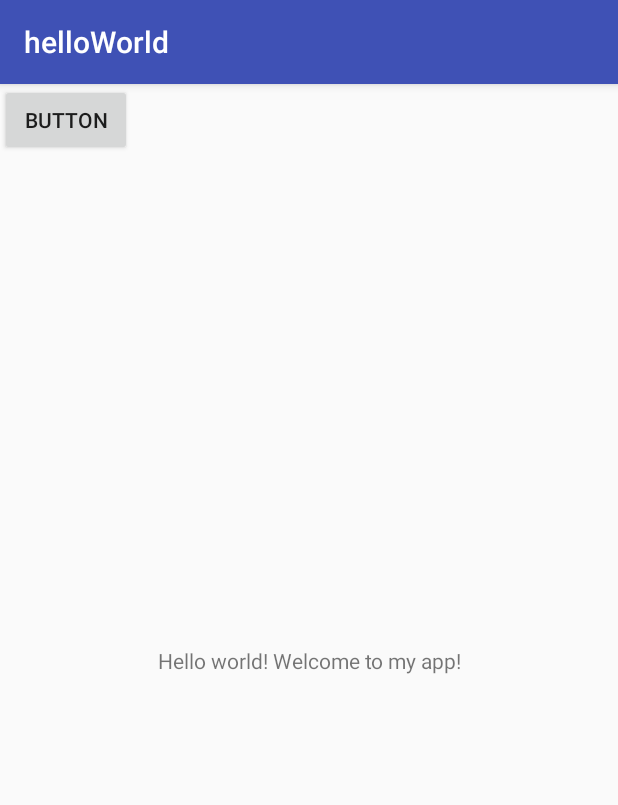
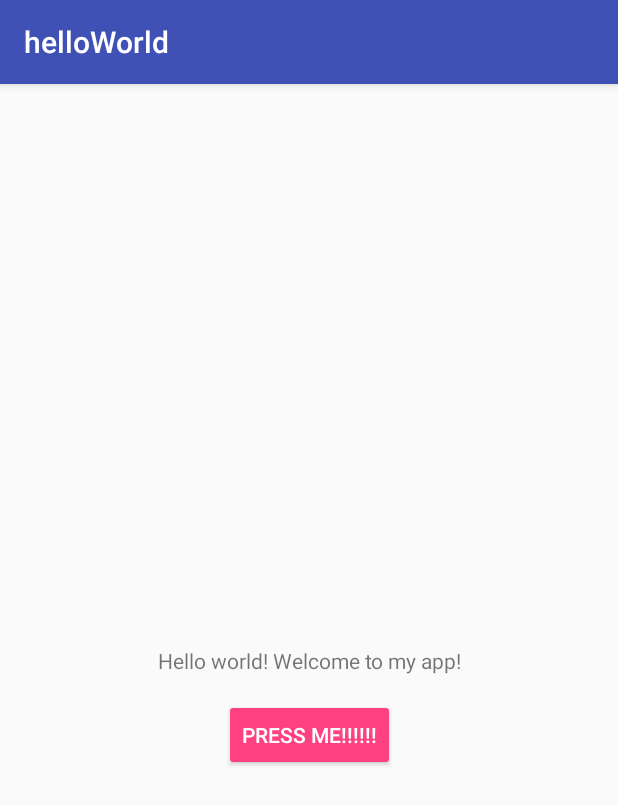
Before and after one commit to leebirdae/helloWorld, an Android app: the screen it shows after launch (MainActivity), on a phone screen of 412 x 824 dp. Shown: the top 805 px of the screen. Run offline under Robolectric (Android 15) with nearby library versions, the phone set to English and light mode, and no system bars.

```diff
--- a/app/src/main/java/com/example/hw/helloworld/secondActivity.java
+++ b/app/src/main/java/com/example/hw/helloworld/secondActivity.java
@@ -20,7 +20,7 @@ public class secondActivity extends AppCompatActivity {
         fab.setOnClickListener(new View.OnClickListener() {
             @Override
             public void onClick(View view) {
-                Snackbar.make(view, "Replace with your own action", Snackbar.LENGTH_LONG)
+                Snackbar.make(view, getString(R.string.snack), Snackbar.LENGTH_LONG)
                         .setAction("Action", null).show();
             }
         });
--- a/app/src/main/res/layout/activity_main.xml
+++ b/app/src/main/res/layout/activity_main.xml
@@ -14,14 +14,22 @@
         app:layout_constraintLeft_toLeftOf="parent"
         app:layout_constraintRight_toRightOf="parent"
         app:layout_constraintTop_toTopOf="parent"
-        app:layout_constraintHorizontal_bias="0.502" />
+        app:layout_constraintHorizontal_bias="0.504"
+        android:id="@+id/textView3" />
 
     <Button
         android:id="@+id/button2"
+        style="@style/Widget.AppCompat.Button.Colored"
         android:layout_width="wrap_content"
         android:layout_height="wrap_content"
-        android:text="Button"
-        tools:layout_editor_absoluteX="147dp"
-        tools:layout_editor_absoluteY="279dp" />
+        android:layout_marginTop="16dp"
+        android:text="@string/button_text"
+        app:layout_constraintBottom_toBottomOf="parent"
+        app:layout_constraintTop_toBottomOf="@+id/textView3"
+        app:layout_constraintVertical_bias="0.0"
+        android:layout_marginRight="16dp"
+        app:layout_constraintRight_toRightOf="parent"
+        android:layout_marginLeft="16dp"
+        app:layout_constraintLeft_toLeftOf="parent" />
 
 </android.support.constraint.ConstraintLayout>
--- a/app/src/main/res/values/strings.xml
+++ b/app/src/main/res/values/strings.xml
@@ -1,6 +1,9 @@
 <resources>
     <string name="app_name">helloWorld</string>
+    <string name="first_title">Hello World</string>
     <string name="hello_world"> Hello world! Welcome to my app!</string>
-    <string name="title_activity_second">secondActivity</string>
+    <string name="title_activity_second">Second Activity</string>
     <string name="Page_two">Hello, welcome to the second page</string>
+    <string name="snack">"You got pawed"</string>
+    <string name="button_text">PRESS ME!!!!!!</string>
 </resources>
--- a/app/src/main/res/values/styles.xml
+++ b/app/src/main/res/values/styles.xml
@@ -9,7 +9,7 @@
     </style>
 
     <style name="AppTheme.NoActionBar">
-        <item name="windowActionBar">false</item>
+        <item name="windowActionBar">true</item>
         <item name="windowNoTitle">true</item>
     </style>
 
--- a/build.gradle
+++ b/build.gradle
@@ -5,7 +5,7 @@ buildscript {
         jcenter()
     }
     dependencies {
-        classpath 'com.android.tools.build:gradle:2.3.0'
+        classpath 'com.android.tools.build:gradle:2.3.1'
 
         // NOTE: Do not place your application dependencies here; they belong
         // in the individual module build.gradle files
```
Also changed, not shown: app/src/main/AndroidManifest.xml (+4 -3 lines).
